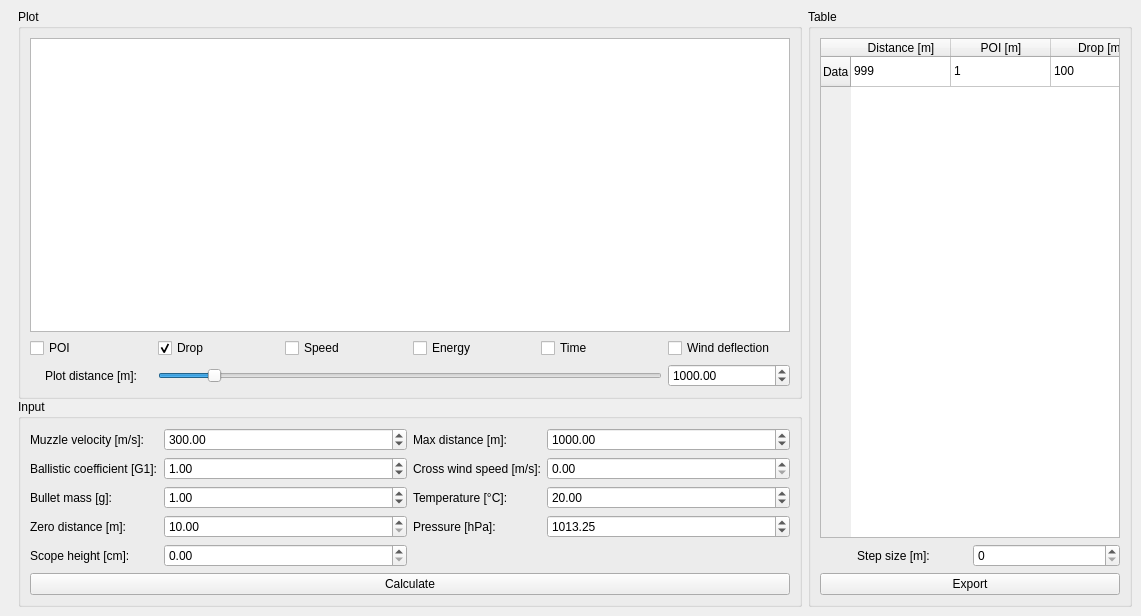
Above: calculatorwindow.ui from zakrent/Ballistic-calculator before the change. Below: the same form after it.
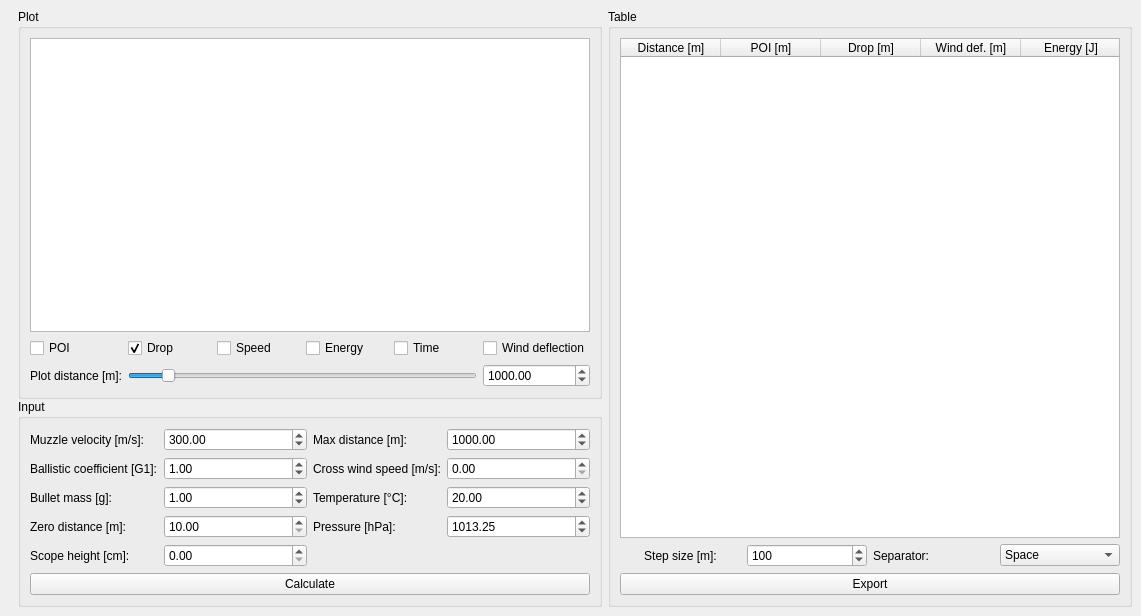
That is the form after the change. Custom widgets are drawn as their Qt base class.

```diff
--- a/calculatorwindow.ui
+++ b/calculatorwindow.ui
@@ -228,7 +228,11 @@
              </widget>
             </item>
             <item row="4" column="1">
-             <widget class="QDoubleSpinBox" name="scopeHeight"/>
+             <widget class="QDoubleSpinBox" name="scopeHeight">
+              <property name="maximum">
+               <double>1000.000000000000000</double>
+              </property>
+             </widget>
             </item>
            </layout>
           </item>
@@ -347,8 +351,12 @@
           <string>Table</string>
          </property>
          <layout class="QGridLayout" name="gridLayout_2">
-          <item row="1" column="1">
-           <widget class="QSpinBox" name="spinBox_2"/>
+          <item row="2" column="0" colspan="4">
+           <widget class="QPushButton" name="export_2">
+            <property name="text">
+             <string>Export</string>
+            </property>
+           </widget>
           </item>
           <item row="1" column="0">
            <widget class="QLabel" name="label_2">
@@ -360,11 +368,46 @@
             </property>
            </widget>
           </item>
-          <item row="0" column="0" colspan="2">
+          <item row="1" column="1">
+           <widget class="QSpinBox" name="stepSize">
+            <property name="minimum">
+             <number>10</number>
+            </property>
+            <property name="maximum">
+             <number>10000</number>
+            </property>
+            <property name="singleStep">
+             <number>10</number>
+            </property>
+            <property name="value">
+             <number>100</number>
+            </property>
+           </widget>
+          </item>
+          <item row="1" column="3">
+           <widget class="QComboBox" name="separator">
+            <item>
+             <property name="text">
+              <string>Space</string>
+             </property>
+            </item>
+            <item>
+             <property name="text">
+              <string>;</string>
+             </property>
+            </item>
+            <item>
+             <property name="text">
+              <string>,</string>
+             </property>
+            </item>
+           </widget>
+          </item>
+          <item row="0" column="0" colspan="4">
            <widget class="QTableWidget" name="tableWidget">
             <property name="minimumSize">
              <size>
-              <width>300</width>
+              <width>500</width>
               <height>500</height>
              </size>
             </property>
@@ -377,11 +420,6 @@
             <attribute name="horizontalHeaderStretchLastSection">
              <bool>false</bool>
             </attribute>
-            <row>
-             <property name="text">
-              <string>Data</string>
-             </property>
-            </row>
             <column>
              <property name="text">
               <string>Distance [m]</string>
@@ -397,37 +435,22 @@
               <string>Drop [m]</string>
              </property>
             </column>
+            <column>
+             <property name="text">
+              <string>Wind def. [m]</string>
+             </property>
+            </column>
             <column>
              <property name="text">
               <string>Energy [J]</string>
              </property>
             </column>
-            <item row="0" column="0">
-             <property name="text">
-              <string>999</string>
-             </property>
-            </item>
-            <item row="0" column="1">
-             <property name="text">
-              <string>1</string>
-             </property>
-            </item>
-            <item row="0" column="2">
-             <property name="text">
-              <string>100</string>
-             </property>
-            </item>
-            <item row="0" column="3">
-             <property name="text">
-              <string>100</string>
-             </property>
-            </item>
            </widget>
           </item>
-          <item row="2" column="0" colspan="2">
-           <widget class="QPushButton" name="pushButton_export">
+          <item row="1" column="2">
+           <widget class="QLabel" name="label_12">
             <property name="text">
-             <string>Export</string>
+             <string>Separator:</string>
             </property>
            </widget>
           </item>
```
